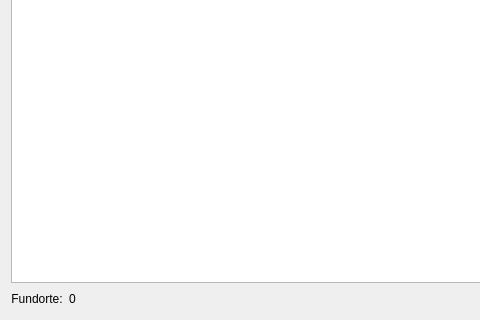
Before: the Qt Designer form APIS/forms/apis_site_selection_list_form.ui in APIS-Luftbildarchiv/APIS, drawn with Qt 5; both pictures show x 0 to 480 and y 180 to 500 of the 800 by 500 pixel window.
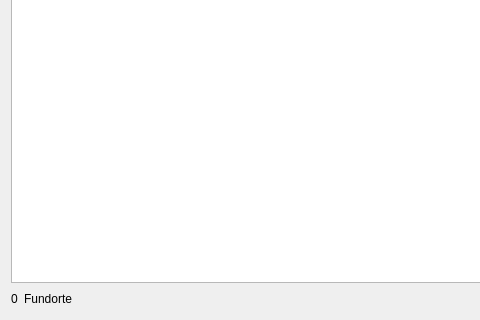
After: the same form once the commit is applied. Icons and pictures are not drawn.

The edit to the form file:
```diff
--- a/APIS/forms/apis_site_selection_list_form.ui
+++ b/APIS/forms/apis_site_selection_list_form.ui
@@ -122,16 +122,6 @@
    </item>
    <item>
     <layout class="QHBoxLayout" name="horizontalLayout_2">
-     <item>
-      <widget class="QLabel" name="label">
-       <property name="text">
-        <string>Fundorte:</string>
-       </property>
-       <property name="alignment">
-        <set>Qt::AlignCenter</set>
-       </property>
-      </widget>
-     </item>
      <item>
       <widget class="QLabel" name="uiImageCountLbl">
        <property name="text">
@@ -142,6 +132,23 @@
        </property>
       </widget>
      </item>
+     <item>
+      <widget class="QLabel" name="label">
+       <property name="text">
+        <string>Fundorte</string>
+       </property>
+       <property name="alignment">
+        <set>Qt::AlignCenter</set>
+       </property>
+      </widget>
+     </item>
+     <item>
+      <widget class="QLabel" name="uiInfoLbl">
+       <property name="text">
+        <string/>
+       </property>
+      </widget>
+     </item>
      <item>
       <spacer name="horizontalSpacer_4">
        <property name="orientation">
```
